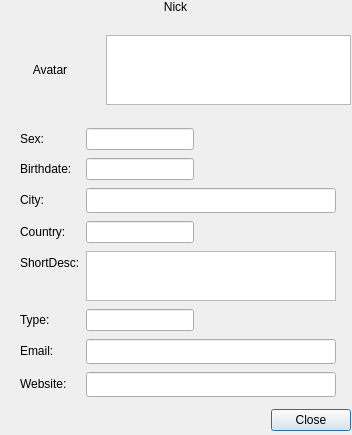
Above: ui/user_profile.ui from gitter-badger/simplechatclient before the change. Below: the same form after it.
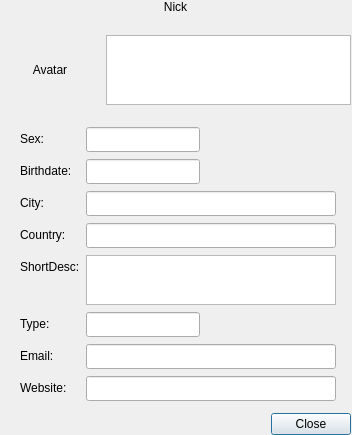
That is the form after the change. Icons and pictures are not drawn.

Commit message: fix profile countries

```diff
--- a/ui/user_profile.ui
+++ b/ui/user_profile.ui
@@ -35,7 +35,7 @@
      <x>0</x>
      <y>0</y>
      <width>351</width>
-     <height>431</height>
+     <height>435</height>
     </rect>
    </property>
    <layout class="QVBoxLayout" name="verticalLayout">
@@ -143,6 +143,18 @@
       </item>
       <item row="3" column="1">
        <widget class="QLineEdit" name="lineEdit_birthdate">
+        <property name="minimumSize">
+         <size>
+          <width>114</width>
+          <height>25</height>
+         </size>
+        </property>
+        <property name="maximumSize">
+         <size>
+          <width>114</width>
+          <height>25</height>
+         </size>
+        </property>
         <property name="alignment">
          <set>Qt::AlignCenter</set>
         </property>
@@ -160,6 +172,18 @@
       </item>
       <item row="6" column="1">
        <widget class="QLineEdit" name="lineEdit_country">
+        <property name="minimumSize">
+         <size>
+          <width>250</width>
+          <height>25</height>
+         </size>
+        </property>
+        <property name="maximumSize">
+         <size>
+          <width>250</width>
+          <height>25</height>
+         </size>
+        </property>
         <property name="alignment">
          <set>Qt::AlignCenter</set>
         </property>
@@ -177,6 +201,18 @@
       </item>
       <item row="11" column="1">
        <widget class="QLineEdit" name="lineEdit_type">
+        <property name="minimumSize">
+         <size>
+          <width>114</width>
+          <height>25</height>
+         </size>
+        </property>
+        <property name="maximumSize">
+         <size>
+          <width>114</width>
+          <height>25</height>
+         </size>
+        </property>
         <property name="alignment">
          <set>Qt::AlignCenter</set>
         </property>
@@ -252,6 +288,18 @@
       </item>
       <item row="2" column="1">
        <widget class="QLineEdit" name="lineEdit_sex">
+        <property name="minimumSize">
+         <size>
+          <width>114</width>
+          <height>25</height>
+         </size>
+        </property>
+        <property name="maximumSize">
+         <size>
+          <width>114</width>
+          <height>25</height>
+         </size>
+        </property>
         <property name="alignment">
          <set>Qt::AlignCenter</set>
         </property>
```
The commit also changes 4 other files.
